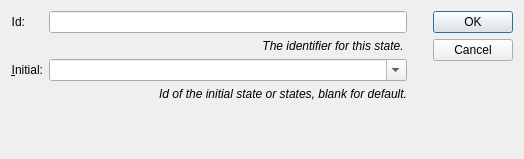
Above: src/modules/specialized/scxml/dialogs/scxmlstatedialog.ui from lbellonda/qxmledit before the change. Below: the same form after it.
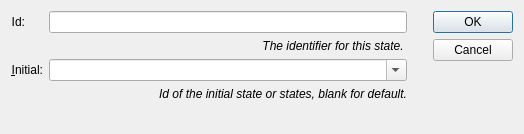
That is the form after the change. Icons and pictures are not drawn.

The edit to the form file:
```diff
--- a/src/modules/specialized/scxml/dialogs/scxmlstatedialog.ui
+++ b/src/modules/specialized/scxml/dialogs/scxmlstatedialog.ui
@@ -7,7 +7,7 @@
     <x>0</x>
     <y>0</y>
     <width>524</width>
-    <height>159</height>
+    <height>134</height>
    </rect>
   </property>
   <property name="windowTitle">
```
Left out of the diff: 10 changed lines with no effect on the pictures.
